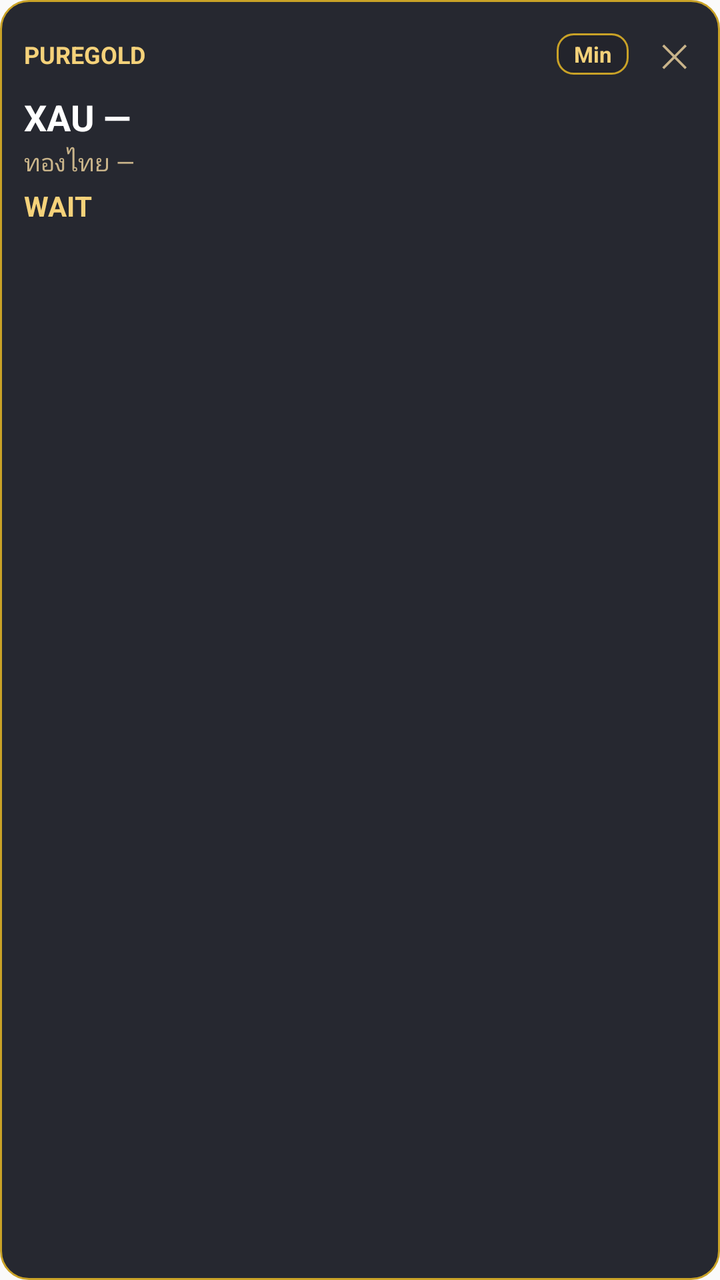
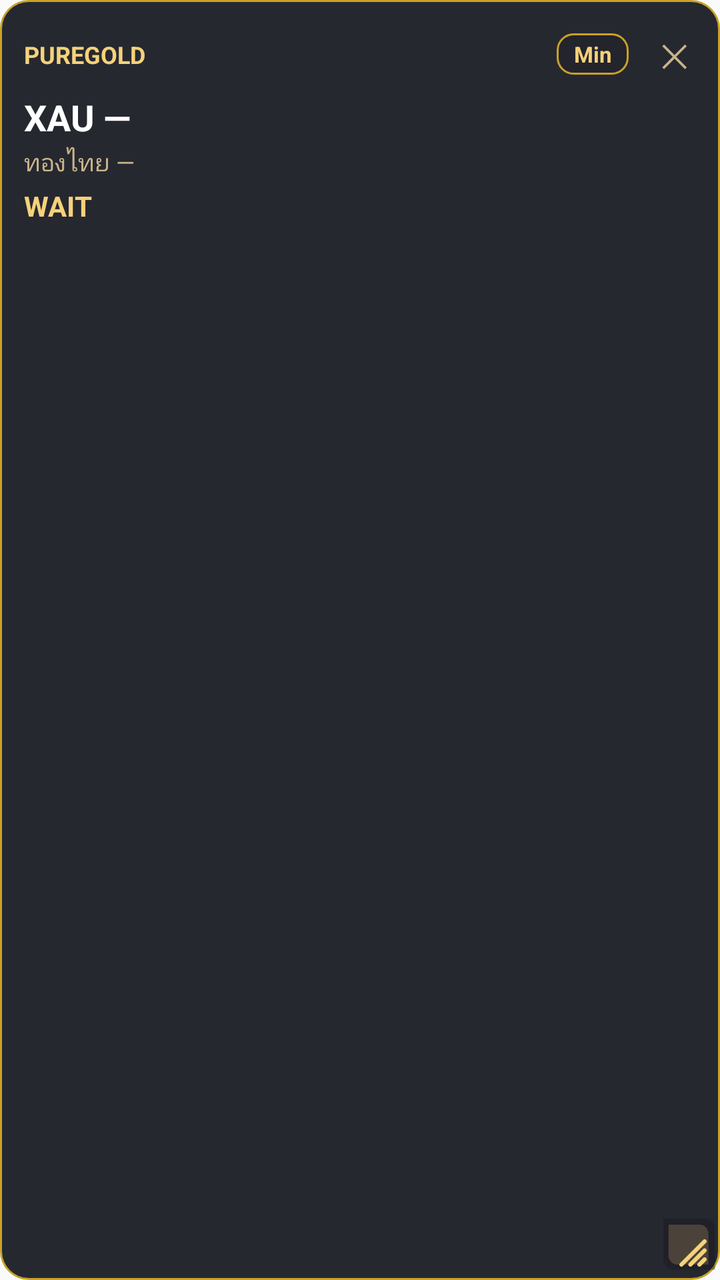

The first picture is an Android layout as it rendered before a commit; the second is the same layout after the commit. The layout source and the unified diff follow.
<!-- AndroidManifest.xml: application theme AppTheme -->
<!-- res/layout/overlay_float.xml -->
<?xml version="1.0" encoding="utf-8"?>
<LinearLayout xmlns:android="http://schemas.android.com/apk/res/android"
    android:id="@+id/ov_root"
    android:layout_width="200dp"
    android:layout_height="wrap_content"
    android:minWidth="188dp"
    android:orientation="vertical"
    android:padding="12dp"
    android:background="@drawable/widget_bg"
    android:elevation="10dp">

    <LinearLayout
        android:layout_width="match_parent"
        android:layout_height="wrap_content"
        android:orientation="horizontal"
        android:gravity="center_vertical">
        <TextView
            android:id="@+id/ov_title"
            android:layout_width="0dp"
            android:layout_height="wrap_content"
            android:layout_weight="1"
            android:text="PUREGOLD"
            android:textColor="#F5D27A"
            android:textStyle="bold"
            android:textSize="12sp"
            android:maxLines="1"/>
        <TextView
            android:id="@+id/ov_min"
            android:layout_width="wrap_content"
            android:layout_height="wrap_content"
            android:gravity="center"
            android:minWidth="36dp"
            android:text="Min"
            android:textColor="#F5D27A"
            android:textStyle="bold"
            android:textSize="11sp"
            android:paddingLeft="8dp"
            android:paddingRight="8dp"
            android:paddingTop="3dp"
            android:paddingBottom="3dp"
            android:layout_marginRight="6dp"
            android:background="@drawable/overlay_chip"
            android:contentDescription="@string/overlay_minimize"
            android:clickable="true"
            android:focusable="true"/>
        <TextView
            android:id="@+id/ov_close"
            android:contentDescription="@string/overlay_close"
            android:layout_width="wrap_content"
            android:layout_height="wrap_content"
            android:text="✕"
            android:textColor="#C9B48A"
            android:textSize="16sp"
            android:paddingLeft="10dp"
            android:paddingTop="4dp"
            android:paddingRight="4dp"
            android:paddingBottom="4dp"
            android:clickable="true"
            android:focusable="true"/>
    </LinearLayout>

    <TextView
        android:id="@+id/ov_xau"
        android:layout_width="match_parent"
        android:layout_height="wrap_content"
        android:text="XAU —"
        android:textColor="#FFFFFF"
        android:textStyle="bold"
        android:textSize="18sp"
        android:layout_marginTop="4dp"
        android:maxLines="1"/>
    <TextView
        android:id="@+id/ov_thai"
        android:layout_width="match_parent"
        android:layout_height="wrap_content"
        android:text="ทองไทย —"
        android:textColor="#C9B48A"
        android:textSize="12sp"
        android:layout_marginTop="2dp"
        android:maxLines="2"/>
    <TextView
        android:id="@+id/ov_signal"
        android:layout_width="match_parent"
        android:layout_height="wrap_content"
        android:text="WAIT"
        android:textColor="#F5D27A"
        android:textStyle="bold"
        android:textSize="14sp"
        android:layout_marginTop="4dp"
        android:maxLines="2"/>
    <TextView
        android:id="@+id/ov_plan"
        android:layout_width="match_parent"
        android:layout_height="wrap_content"
        android:text=""
        android:textColor="#A89F88"
        android:textSize="11sp"
        android:layout_marginTop="2dp"
        android:maxLines="6"/>
    <TextView
        android:id="@+id/ov_updated"
        android:layout_width="match_parent"
        android:layout_height="wrap_content"
        android:text=""
        android:textColor="#6E6858"
        android:textSize="10sp"
        android:layout_marginTop="4dp"
        android:maxLines="1"/>
</LinearLayout>
<!-- resources referenced by this layout -->
<resources>
  <!-- drawable overlay_chip (drawable) -->
  <?xml version="1.0" encoding="utf-8"?>
  <shape xmlns:android="http://schemas.android.com/apk/res/android" android:shape="rectangle">
      <solid android:color="#331A1520"/>
      <corners android:radius="8dp"/>
      <stroke android:width="1dp" android:color="#C9A227"/>
  </shape>
  <!-- drawable widget_bg (drawable) -->
  <?xml version="1.0" encoding="utf-8"?>
  <shape xmlns:android="http://schemas.android.com/apk/res/android" android:shape="rectangle">
      <solid android:color="#E610121B"/>
      <corners android:radius="14dp"/>
      <stroke android:width="1dp" android:color="#C9A227"/>
  </shape>
  <string name="overlay_close">Close</string>
  <string name="overlay_minimize">Minimize to bubble</string>
  <style name="AppTheme" parent="Theme.AppCompat.Light.DarkActionBar">
          
          <item name="colorPrimary">@color/colorPrimary</item>
          <item name="colorPrimaryDark">@color/colorPrimaryDark</item>
          <item name="colorAccent">@color/colorAccent</item>
      </style>
</resources>

<!-- the commit's change to res/layout/overlay_float.xml (unified diff, before → after) -->
@@ -1,109 +1,141 @@
 <?xml version="1.0" encoding="utf-8"?>
-<LinearLayout xmlns:android="http://schemas.android.com/apk/res/android"
+<FrameLayout xmlns:android="http://schemas.android.com/apk/res/android"
     android:id="@+id/ov_root"
-    android:layout_width="200dp"
-    android:layout_height="wrap_content"
-    android:minWidth="188dp"
-    android:orientation="vertical"
-    android:padding="12dp"
+    android:layout_width="match_parent"
+    android:layout_height="match_parent"
+    android:minWidth="200dp"
+    android:minHeight="160dp"
     android:background="@drawable/widget_bg"
     android:elevation="10dp">
 
     <LinearLayout
         android:layout_width="match_parent"
-        android:layout_height="wrap_content"
-        android:orientation="horizontal"
-        android:gravity="center_vertical">
+        android:layout_height="match_parent"
+        android:orientation="vertical"
+        android:paddingLeft="12dp"
+        android:paddingTop="12dp"
+        android:paddingRight="12dp"
+        android:paddingBottom="22dp">
+
+        <LinearLayout
+            android:layout_width="match_parent"
+            android:layout_height="wrap_content"
+            android:orientation="horizontal"
+            android:gravity="center_vertical">
+            <TextView
+                android:id="@+id/ov_title"
+                android:layout_width="0dp"
+                android:layout_height="wrap_content"
+                android:layout_weight="1"
+                android:text="PUREGOLD"
+                android:textColor="#F5D27A"
+                android:textStyle="bold"
+                android:textSize="12sp"
+                android:ellipsize="end"
+                android:maxLines="1"/>
+            <TextView
+                android:id="@+id/ov_min"
+                android:layout_width="wrap_content"
+                android:layout_height="wrap_content"
+                android:gravity="center"
+                android:minWidth="36dp"
+                android:text="Min"
+                android:textColor="#F5D27A"
+                android:textStyle="bold"
+                android:textSize="11sp"
+                android:paddingLeft="8dp"
+                android:paddingRight="8dp"
+                android:paddingTop="3dp"
+                android:paddingBottom="3dp"
+                android:layout_marginRight="6dp"
+                android:background="@drawable/overlay_chip"
+                android:contentDescription="@string/overlay_minimize"
+                android:clickable="true"
+                android:focusable="true"/>
+            <TextView
+                android:id="@+id/ov_close"
+                android:contentDescription="@string/overlay_close"
+                android:layout_width="wrap_content"
+                android:layout_height="wrap_content"
+                android:text="✕"
+                android:textColor="#C9B48A"
+                android:textSize="16sp"
+                android:paddingLeft="10dp"
+                android:paddingTop="4dp"
+                android:paddingRight="4dp"
+                android:paddingBottom="4dp"
+                android:clickable="true"
+                android:focusable="true"/>
+        </LinearLayout>
+
         <TextView
-            android:id="@+id/ov_title"
-            android:layout_width="0dp"
+            android:id="@+id/ov_xau"
+            android:layout_width="match_parent"
             android:layout_height="wrap_content"
-            android:layout_weight="1"
-            android:text="PUREGOLD"
+            android:text="XAU —"
+            android:textColor="#FFFFFF"
+            android:textStyle="bold"
+            android:textSize="18sp"
+            android:layout_marginTop="4dp"
+            android:ellipsize="end"
+            android:maxLines="1"/>
+        <TextView
+            android:id="@+id/ov_thai"
+            android:layout_width="match_parent"
+            android:layout_height="wrap_content"
+            android:text="ทองไทย —"
+            android:textColor="#C9B48A"
+            android:textSize="12sp"
+            android:layout_marginTop="2dp"
+            android:ellipsize="end"
+            android:maxLines="2"/>
+        <TextView
+            android:id="@+id/ov_signal"
+            android:layout_width="match_parent"
+            android:layout_height="wrap_content"
+            android:text="WAIT"
             android:textColor="#F5D27A"
             android:textStyle="bold"
-            android:textSize="12sp"
+            android:textSize="14sp"
+            android:layout_marginTop="4dp"
+            android:ellipsize="end"
+            android:maxLines="2"/>
+        <ScrollView
+            android:id="@+id/ov_plan_scroll"
+            android:layout_width="match_parent"
+            android:layout_height="0dp"
+            android:layout_weight="1"
+            android:layout_marginTop="2dp"
+            android:fillViewport="false"
+            android:scrollbars="none"
+            android:overScrollMode="ifContentScrolls">
+            <TextView
+                android:id="@+id/ov_plan"
+                android:layout_width="match_parent"
+                android:layout_height="wrap_content"
+                android:text=""
+                android:textColor="#A89F88"
+                android:textSize="11sp"/>
+        </ScrollView>
+        <TextView
+            android:id="@+id/ov_updated"
+            android:layout_width="match_parent"
+            android:layout_height="wrap_content"
+            android:text=""
+            android:textColor="#6E6858"
+            android:textSize="10sp"
+            android:layout_marginTop="4dp"
+            android:ellipsize="end"
             android:maxLines="1"/>
-        <TextView
-            android:id="@+id/ov_min"
-            android:layout_width="wrap_content"
-            android:layout_height="wrap_content"
-            android:gravity="center"
-            android:minWidth="36dp"
-            android:text="Min"
-            android:textColor="#F5D27A"
-            android:textStyle="bold"
-            android:textSize="11sp"
-            android:paddingLeft="8dp"
-            android:paddingRight="8dp"
-            android:paddingTop="3dp"
-            android:paddingBottom="3dp"
-            android:layout_marginRight="6dp"
-            android:background="@drawable/overlay_chip"
-            android:contentDescription="@string/overlay_minimize"
-            android:clickable="true"
-            android:focusable="true"/>
-        <TextView
-            android:id="@+id/ov_close"
-            android:contentDescription="@string/overlay_close"
-            android:layout_width="wrap_content"
-            android:layout_height="wrap_content"
-            android:text="✕"
-            android:textColor="#C9B48A"
-            android:textSize="16sp"
-            android:paddingLeft="10dp"
-            android:paddingTop="4dp"
-            android:paddingRight="4dp"
-            android:paddingBottom="4dp"
-            android:clickable="true"
-            android:focusable="true"/>
     </LinearLayout>
 
-    <TextView
-        android:id="@+id/ov_xau"
-        android:layout_width="match_parent"
-        android:layout_height="wrap_content"
-        android:text="XAU —"
-        android:textColor="#FFFFFF"
-        android:textStyle="bold"
-        android:textSize="18sp"
-        android:layout_marginTop="4dp"
-        android:maxLines="1"/>
-    <TextView
-        android:id="@+id/ov_thai"
-        android:layout_width="match_parent"
-        android:layout_height="wrap_content"
-        android:text="ทองไทย —"
-        android:textColor="#C9B48A"
-        android:textSize="12sp"
-        android:layout_marginTop="2dp"
-        android:maxLines="2"/>
-    <TextView
-        android:id="@+id/ov_signal"
-        android:layout_width="match_parent"
-        android:layout_height="wrap_content"
-        android:text="WAIT"
-        android:textColor="#F5D27A"
-        android:textStyle="bold"
-        android:textSize="14sp"
-        android:layout_marginTop="4dp"
-        android:maxLines="2"/>
-    <TextView
-        android:id="@+id/ov_plan"
-        android:layout_width="match_parent"
-        android:layout_height="wrap_content"
-        android:text=""
-        android:textColor="#A89F88"
-        android:textSize="11sp"
-        android:layout_marginTop="2dp"
-        android:maxLines="6"/>
-    <TextView
-        android:id="@+id/ov_updated"
-        android:layout_width="match_parent"
-        android:layout_height="wrap_content"
-        android:text=""
-        android:textColor="#6E6858"
-        android:textSize="10sp"
-        android:layout_marginTop="4dp"
-        android:maxLines="1"/>
-</LinearLayout>
+    <View
+        android:id="@+id/ov_resize"
+        android:layout_width="36dp"
+        android:layout_height="36dp"
+        android:layout_gravity="bottom|end"
+        android:background="@drawable/overlay_resize_handle"
+        android:contentDescription="@string/overlay_resize"
+        android:clickable="true"
+        android:focusable="true"/>
+</FrameLayout>
<!-- resource entries referenced after the edit -->
@@ -7,6 +7,39 @@
       <corners android:radius="8dp"/>
       <stroke android:width="1dp" android:color="#C9A227"/>
   </shape>
+  <!-- drawable overlay_resize_handle (drawable) -->
+  <?xml version="1.0" encoding="utf-8"?>
+  <vector xmlns:android="http://schemas.android.com/apk/res/android"
+      android:width="28dp"
+      android:height="28dp"
+      android:viewportWidth="28"
+      android:viewportHeight="28">
+      
+      <path
+          android:pathData="M6,4h16a4,4 0,0 1,4 4v16a0,0 0,0 1,0 0h-16a4,4 0,0 1,-4 -4v-16a0,0 0,0 1,0 0z"
+          android:fillColor="#661A1520"
+          android:strokeWidth="0"/>
+      <path
+          android:pathData="M8,6.5h12a3.5,3.5 0,0 1,3.5 3.5v12a0,0 0,0 1,0 0h-12A3.5,3.5 0,0 1,8 18.5V6.5z"
+          android:fillColor="#33F5D27A"
+          android:strokeWidth="0"/>
+      
+      <path
+          android:pathData="M13,22 L22,13"
+          android:strokeColor="#F5D27A"
+          android:strokeWidth="1.6"
+          android:strokeLineCap="round"/>
+      <path
+          android:pathData="M16.5,22 L22,16.5"
+          android:strokeColor="#F5D27A"
+          android:strokeWidth="1.6"
+          android:strokeLineCap="round"/>
+      <path
+          android:pathData="M20,22 L22,20"
+          android:strokeColor="#F5D27A"
+          android:strokeWidth="1.6"
+          android:strokeLineCap="round"/>
+  </vector>
   <!-- drawable widget_bg (drawable) -->
   <?xml version="1.0" encoding="utf-8"?>
   <shape xmlns:android="http://schemas.android.com/apk/res/android" android:shape="rectangle">
@@ -16,6 +49,7 @@
   </shape>
   <string name="overlay_close">Close</string>
   <string name="overlay_minimize">Minimize to bubble</string>
+  <string name="overlay_resize">Drag to resize the floating window</string>
   <style name="AppTheme" parent="Theme.AppCompat.Light.DarkActionBar">
           
           <item name="colorPrimary">@color/colorPrimary</item>
